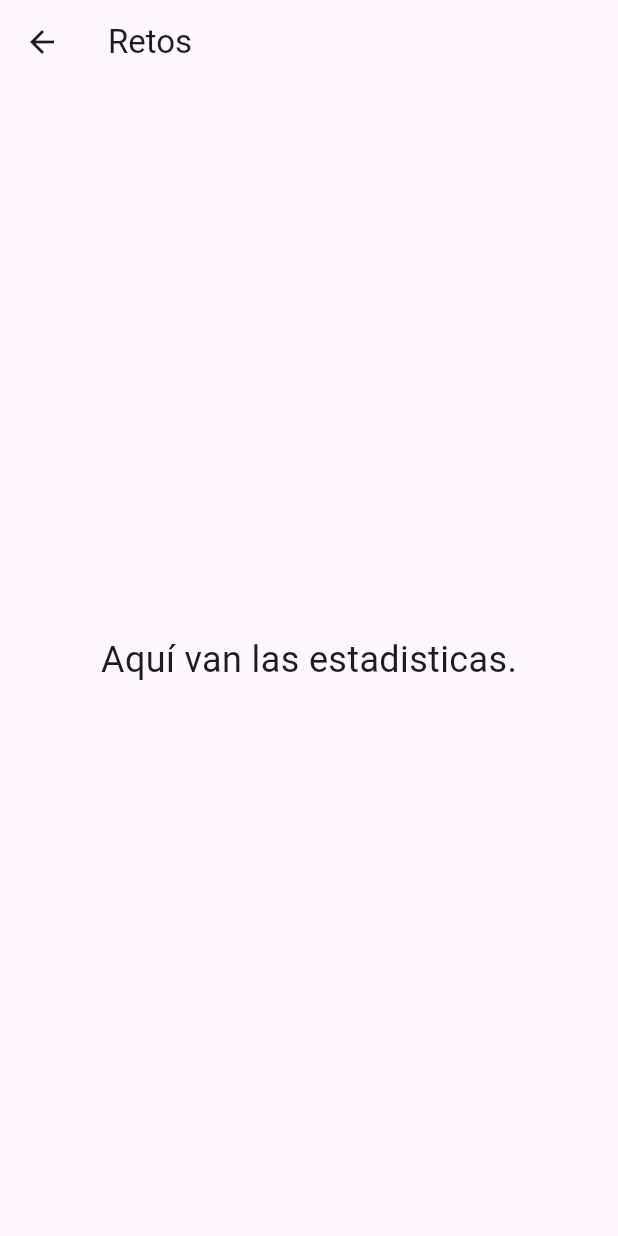
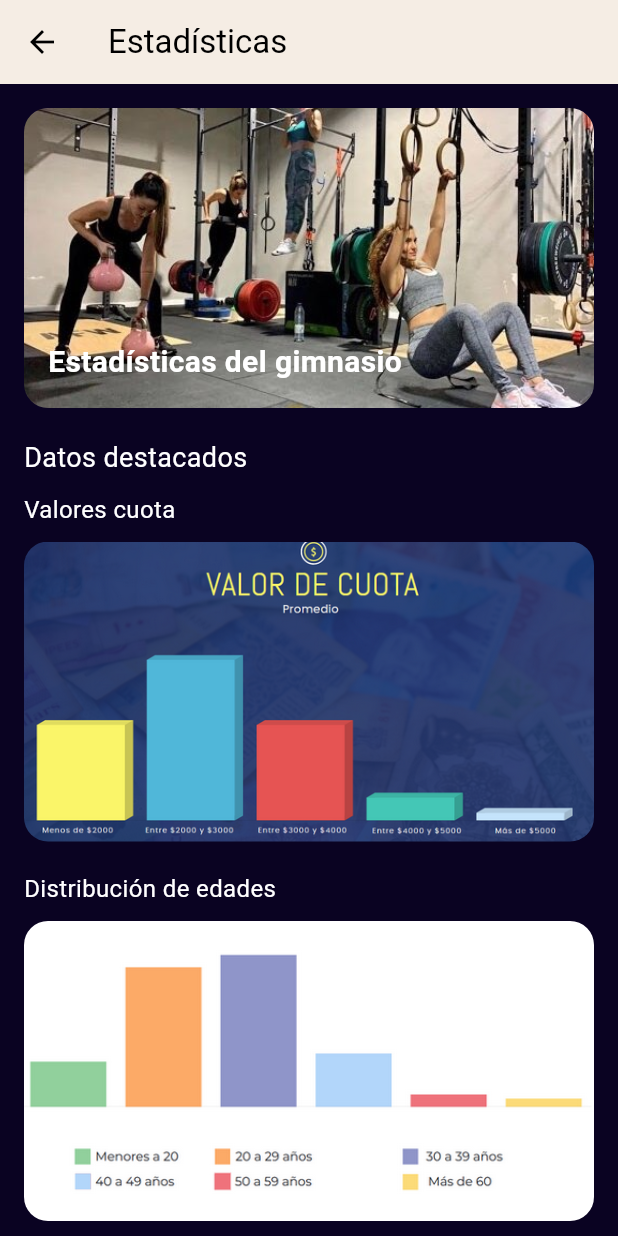
Before and after one commit to Anndrea1707/AppGymFITGO, a Flutter app: the StatisticsScreen screen opened directly, on a phone screen of 412 x 824 dp. Run offline on Flutter 3.47's test engine with Material 3 defaults, Android fonts, the light colour scheme and no system bars; our stand-ins replace cloud_firestore, firebase_auth, firebase_core, flutter_local_notifications, flutter_rating_bar, permission_handler and 1 more; missing offline and left inert: clippy_flutter; accounts and stored records are empty; network calls fail.

Commit message:
Diseño retos, pagina relleno estadisticas, correccion de la barra de navegacion

```diff
--- a/lib/screens/rutinas_screen.dart
+++ b/lib/screens/rutinas_screen.dart
@@ -47,7 +47,7 @@ class RutinasScreenState extends State<RutinasScreen> {
         },
       ),
       bottomNavigationBar: CustomBottomNavBar(
-        currentIndex: _selectedIndex,
+        currentIndex: 1,
         onTap: _onNavBarTapped,
       ),
     );
--- a/lib/screens/statistics_screen.dart
+++ b/lib/screens/statistics_screen.dart
@@ -4,15 +4,111 @@ class StatisticsScreen extends StatelessWidget {
   @override
   Widget build(BuildContext context) {
     return Scaffold(
+      backgroundColor: Color(0xFF0a0322),
       appBar: AppBar(
-        title: Text('Retos'),
+        backgroundColor: Color(0xFFF5EDE4),
+        elevation: 0,
+        automaticallyImplyLeading: true,
+        title: Text(
+          'Estadísticas',
+          style: TextStyle(color: Colors.black),
+        ),
+        iconTheme: IconThemeData(color: Colors.black),
       ),
-      body: Center(
-        child: Text(
-          'Aquí van las estadisticas.',
-          style: TextStyle(fontSize: 24),
+      body: SingleChildScrollView(
+        child: Padding(
+          padding: const EdgeInsets.all(16.0),
+          child: Column(
+            crossAxisAlignment: CrossAxisAlignment.start,
+            children: [
+              // Imagen de introducción
+              Stack(
+                children: [
+                  Container(
+                    width: double.infinity,
+                    height: 200,
+                    decoration: BoxDecoration(
+                      borderRadius: BorderRadius.circular(16),
+                      image: DecorationImage(
+                        image: AssetImage('images/gymStatis.jpg'), // Imagen personalizada
+                        fit: BoxFit.cover,
+                      ),
+                    ),
+                  ),
+                  Positioned(
+                    bottom: 16,
+                    left: 16,
+                    child: Text(
+                      'Estadísticas del gimnasio',
+                      style: TextStyle(
+                        color: Colors.white,
+                        fontSize: 20,
+                        fontWeight: FontWeight.bold,
+                      ),
+                    ),
+                  ),
+                ],
+              ),
+              SizedBox(height: 20),
+
+              // Encabezado de sección
+              Text(
+                'Datos destacados',
+                style: TextStyle(color: Colors.white, fontSize: 18),
+              ),
+              SizedBox(height: 10),
+
+              // Gráfico 1
+              _buildStatisticItem(
+                context,
+                'Valores cuota',
+                'images/precios.png',
+              ),
+              SizedBox(height: 20),
+
+              // Gráfico 2
+              _buildStatisticItem(
+                context,
+                'Distribución de edades',
+                'images/edades.png',
+              ),
+              SizedBox(height: 20),
+
+              // Gráfico 3
+              _buildStatisticItem(
+                context,
+                'Disciplinas más populares',
+                'images/disciplinas.png',
+              ),
+              SizedBox(height: 20),
+            ],
+          ),
         ),
       ),
     );
   }
+
+  // Widget para cada gráfica o estadística
+  Widget _buildStatisticItem(BuildContext context, String title, String imagePath) {
+    return Column(
+      crossAxisAlignment: CrossAxisAlignment.start,
+      children: [
+        Text(
+          title,
+          style: TextStyle(color: Colors.white, fontSize: 16),
+        ),
+        SizedBox(height: 10),
+        Container(
+          height: 200,
+          decoration: BoxDecoration(
+            borderRadius: BorderRadius.circular(16),
+            image: DecorationImage(
+              image: AssetImage(imagePath), // Ruta de la imagen
+              fit: BoxFit.cover,
+            ),
+          ),
+        ),
+      ],
+    );
+  }
 }
```
Also changed, not shown: lib/screens/challenges_screen.dart (+48 -38 lines), lib/screens/management_users_admin.dart (added, +18 -0 lines), images/disciplinas.png (added), images/edades.png (added), images/gymStatis.jpg (added), images/precios.png (added).
